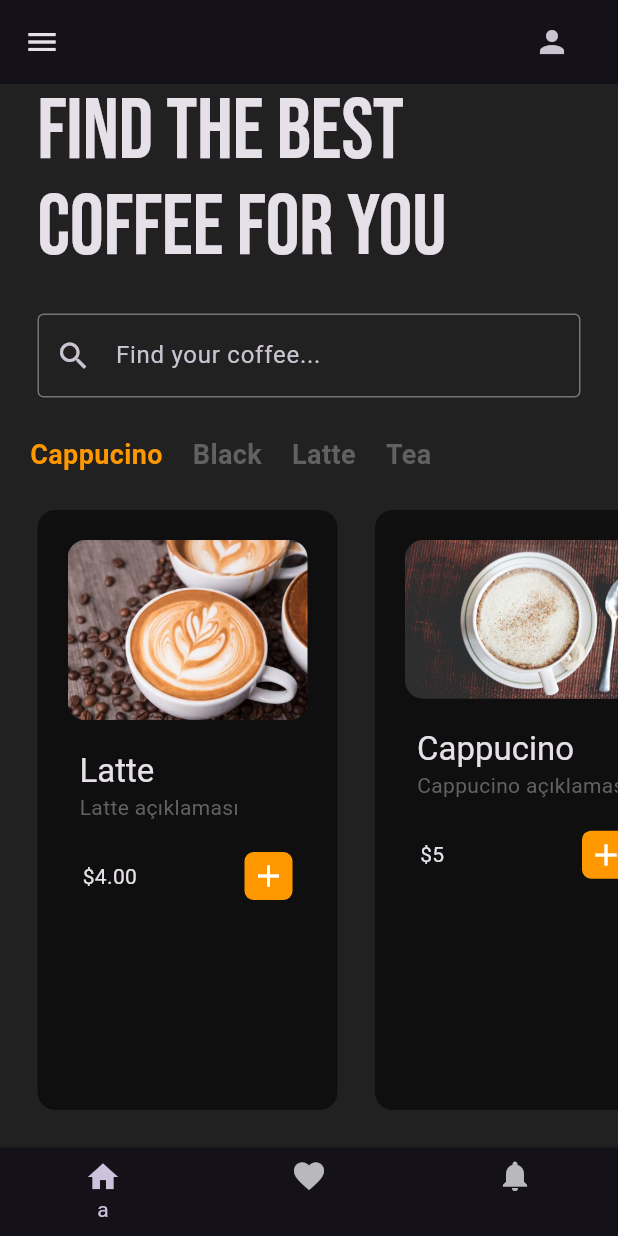
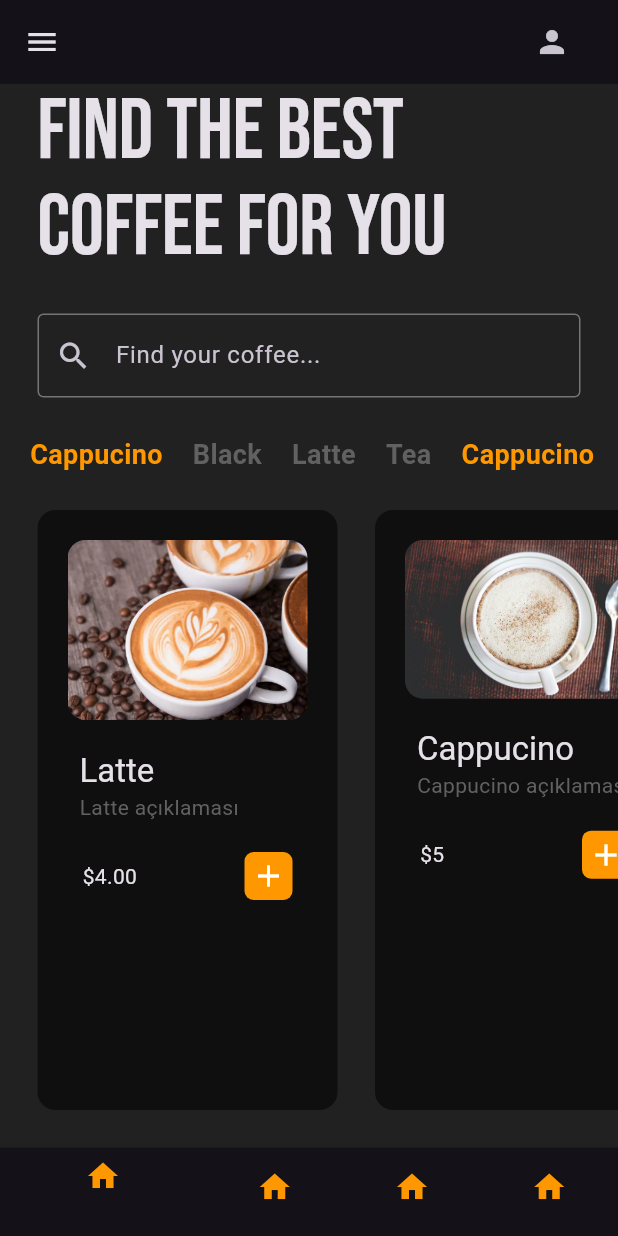
Before and after one commit to Ozm0z/coffeeAppUI_Clone, a Flutter app: the screen it shows after launch, on a phone screen of 412 x 824 dp. Run offline on Flutter 3.47's test engine with Material 3 defaults, Android fonts, the phone set to English and light mode, and no system bars; our stand-ins replace google_fonts.

Commit message:
Update home_page.dart

```diff
--- a/coffee_app_ui_clone/lib/pages/home_page.dart
+++ b/coffee_app_ui_clone/lib/pages/home_page.dart
@@ -15,6 +15,18 @@ class HomePage extends StatefulWidget {
 class _HomePageState extends State<HomePage> {
 //kahve tipi listeleri
   final List _coffeTypeList = [
+    [LanguageItems().cappucino, true],
+    [LanguageItems().black, false],
+    [LanguageItems().latte, false],
+    [LanguageItems().tea, false],
+    [LanguageItems().cappucino, true],
+    [LanguageItems().black, false],
+    [LanguageItems().latte, false],
+    [LanguageItems().tea, false],
+    [LanguageItems().cappucino, true],
+    [LanguageItems().black, false],
+    [LanguageItems().latte, false],
+    [LanguageItems().tea, false],
     [LanguageItems().cappucino, true],
     [LanguageItems().black, false],
     [LanguageItems().latte, false],
@@ -140,10 +152,11 @@ class _BottomNavBar extends StatelessWidget {
 
   @override
   Widget build(BuildContext context) {
-    return BottomNavigationBar(items: const [
-      BottomNavigationBarItem(icon: Icon(Icons.home), label: 'a'),
-      BottomNavigationBarItem(icon: Icon(Icons.favorite), label: ''),
-      BottomNavigationBarItem(icon: Icon(Icons.notifications), label: ''),
+    return BottomNavigationBar(fixedColor: Colors.amber, items: [
+      BottomNavigationBarItem(icon: Icon(Icons.home, color: ColorsUtility.themeOrange), label: ''),
+      BottomNavigationBarItem(icon: Icon(Icons.home, color: ColorsUtility.themeOrange), label: ''),
+      BottomNavigationBarItem(icon: Icon(Icons.home, color: ColorsUtility.themeOrange), label: ''),
+      BottomNavigationBarItem(icon: Icon(Icons.home, color: ColorsUtility.themeOrange), label: '')
     ]);
   }
 }
```
